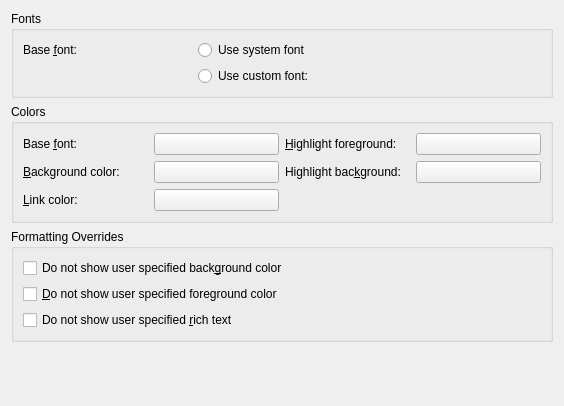
Qt form kopete/config/chatwindow/chatwindowconfig_colors.ui (KDE/kopete) before a commit.
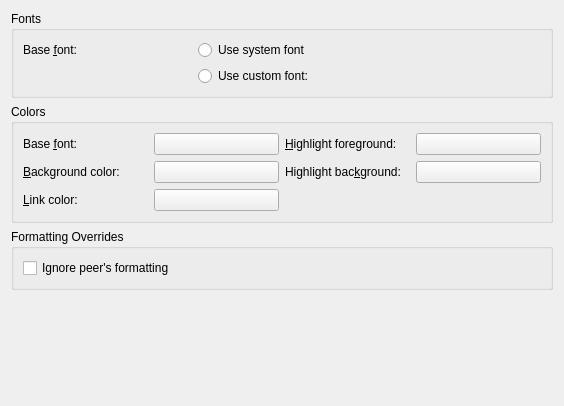
The same form after that commit. Custom widgets are drawn as their Qt base class.

Commit message:
replace the "override user formatting" options with a single one. Make it actually work.
The only times it does not work is when The LaTeX plugin is enabled AND actually
doing something, or on history messages.

This situation is better than the previous, in which it never worked

bug #277508

my first commit in years! :O

Patch:
```diff
--- a/kopete/config/chatwindow/chatwindowconfig_colors.ui
+++ b/kopete/config/chatwindow/chatwindowconfig_colors.ui
@@ -220,23 +220,15 @@
      </property>
      <layout class="QVBoxLayout">
       <item>
-       <widget class="QCheckBox" name="kcfg_chatBgOverride">
-        <property name="text">
-         <string>Do not show user specified back&amp;ground color</string>
+       <widget class="QCheckBox" name="kcfg_chatFmtOverride">
+        <property name="toolTip">
+         <string>Disregard the colors (background and foreground), and font (size and typeface) of incoming messages</string>
         </property>
-       </widget>
-      </item>
-      <item>
-       <widget class="QCheckBox" name="kcfg_chatFgOverride">
-        <property name="text">
-         <string>&amp;Do not show user specified foreground color</string>
+        <property name="whatsThis">
+         <string>Disregard the colors (background and foreground), and font (size and typeface) of incoming messages</string>
         </property>
-       </widget>
-      </item>
-      <item>
-       <widget class="QCheckBox" name="kcfg_chatRtfOverride">
         <property name="text">
-         <string>Do not show user specified &amp;rich text</string>
+         <string>Ignore peer's formatting</string>
         </property>
        </widget>
       </item>
```
Left out of the diff: 51 changed lines with no effect on the pictures. The commit also changes 10 other files.
